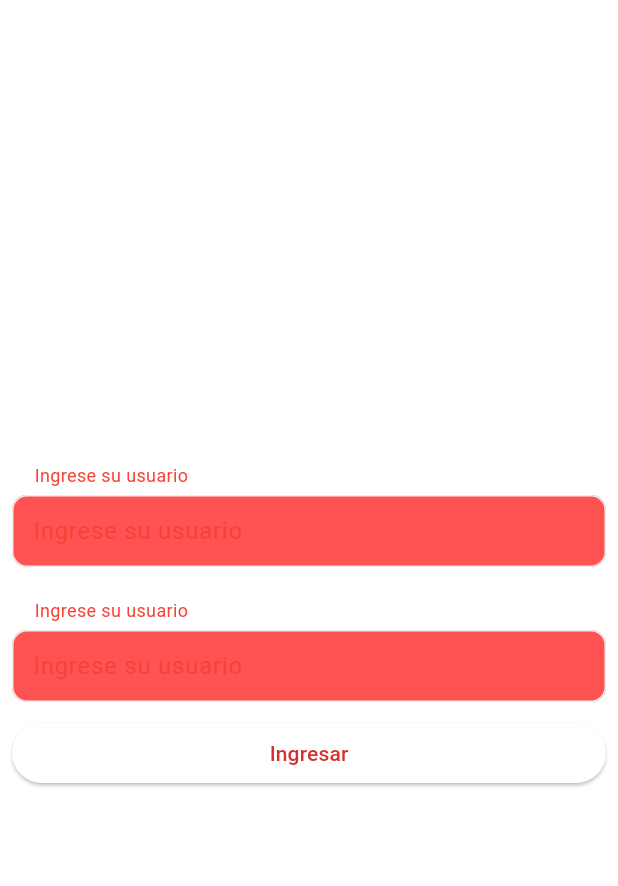
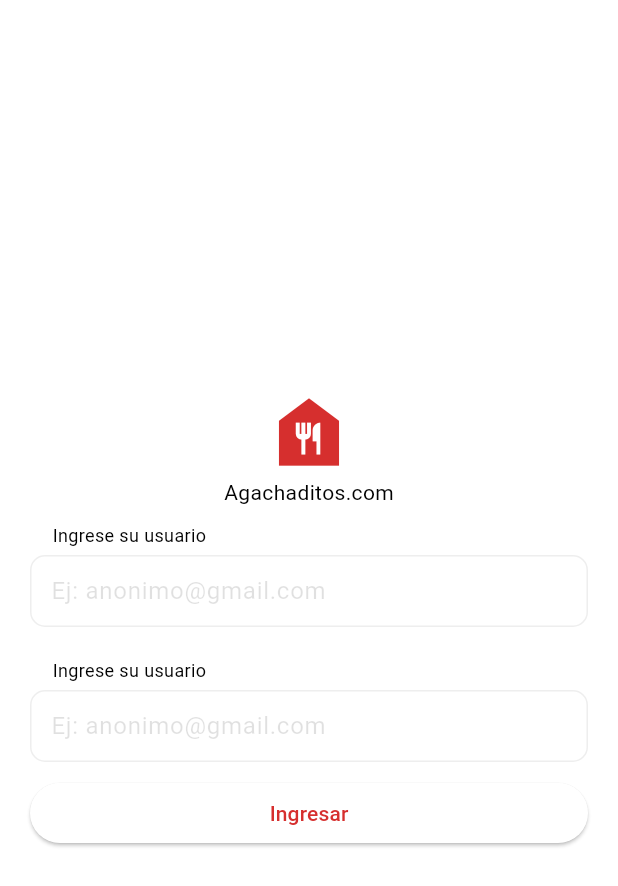
Before and after one commit to ronnycontento95/app_agachaditos, a Flutter app: the screen it shows after launch, on a phone screen of 412 x 824 dp. Shown: the top 886 px of the screen. Run offline on Flutter 3.47's test engine with Material 2 defaults, Android fonts, the phone set to English and light mode, and no system bars; our stand-ins replace auto_size_text.

Commit message:
Fix: update project

```diff
--- a/lib/ui/screen/screen_detail_dishes.dart
+++ b/lib/ui/screen/screen_detail_dishes.dart
@@ -53,7 +53,7 @@
         children: [
           Row(
             children: [
-              Text("Loremmmmmmmmmmmmmmmmmmmmmmmmmmmmm"),
+              Text("lorem"),
               Spacer(),
               Text("5.30")
             ],
--- a/lib/ui/screen/screen_login.dart
+++ b/lib/ui/screen/screen_login.dart
@@ -17,15 +17,26 @@
         backgroundColor: Colors.white,
         body: SafeArea(
           child: Padding(
-            padding: const EdgeInsets.all(8.0),
+            padding: const EdgeInsets.all(20.0),
             child: Center(
               child: Column(
                 mainAxisAlignment: MainAxisAlignment.center,
-                children: [userFormText(), userFormText(), _buttonLogin()],
+                children: [logonApp(),userFormText(), userFormText(), _buttonLogin()],
               ),
             ),
           ),
         ),
+      ),
+    );
+  }
+
+  Widget logonApp() {
+    return Center(
+      child: Column(
+        children: [
+          Icon(Icons.food_bank_sharp, size: 60,),
+          Text("Agachaditos.com")
+        ],
       ),
     );
   }
@@ -37,7 +48,7 @@
       labelTitle: "Ingrese su usuario",
       keyboardType: TextInputType.emailAddress,
       // inputFormatters: formattersUser(),
-      hintText: 'Ingrese su usuario',
+      hintText: 'Ej: anonimo@gmail.com',
       fontSize: 16,
       autovalidateMode: AutovalidateMode.onUserInteraction,
       colorWhenFocus: true,
@@ -54,6 +65,7 @@
   Widget _buttonLogin() {
     return Container(
       width: double.infinity,
+      color: Colors.white,
       child: ElevatedButton(
           onPressed: () {
             Helper().nextPageViewTransition(ScreenHome.routePage);
--- a/lib/ui/widgets/widget_text_form.dart
+++ b/lib/ui/widgets/widget_text_form.dart
@@ -108,7 +108,7 @@
               child: Text(
                 widget.labelTitle,
                 style: const TextStyle(
-                    color: Colors.red,
+                    color: Colors.black,
                     fontSize: 12),
               ))
               : const SizedBox(),
@@ -140,8 +140,8 @@
             decoration: InputDecoration(
               filled: true,
               fillColor: isSelectedText
-                  ?  Colors.red
-                  :  Colors.redAccent,
+                  ?  Colors.transparent
+                  :  Colors.transparent,
               contentPadding:
               const EdgeInsets.symmetric(vertical: 5, horizontal: 10),
               enabledBorder: widget.borderEnable
@@ -176,8 +176,8 @@
               )
                   : null,
               hintText: widget.hintText,
-              focusColor:  Colors.red,
-              hintStyle: const TextStyle(color:  Colors.red),
+              focusColor:  Colors.black12,
+              hintStyle: const TextStyle(color:  Colors.black12),
               labelStyle: const TextStyle(fontWeight: FontWeight.w500),
               errorStyle: const TextStyle(color: Colors.red),
               errorBorder: const OutlineInputBorder(
```
